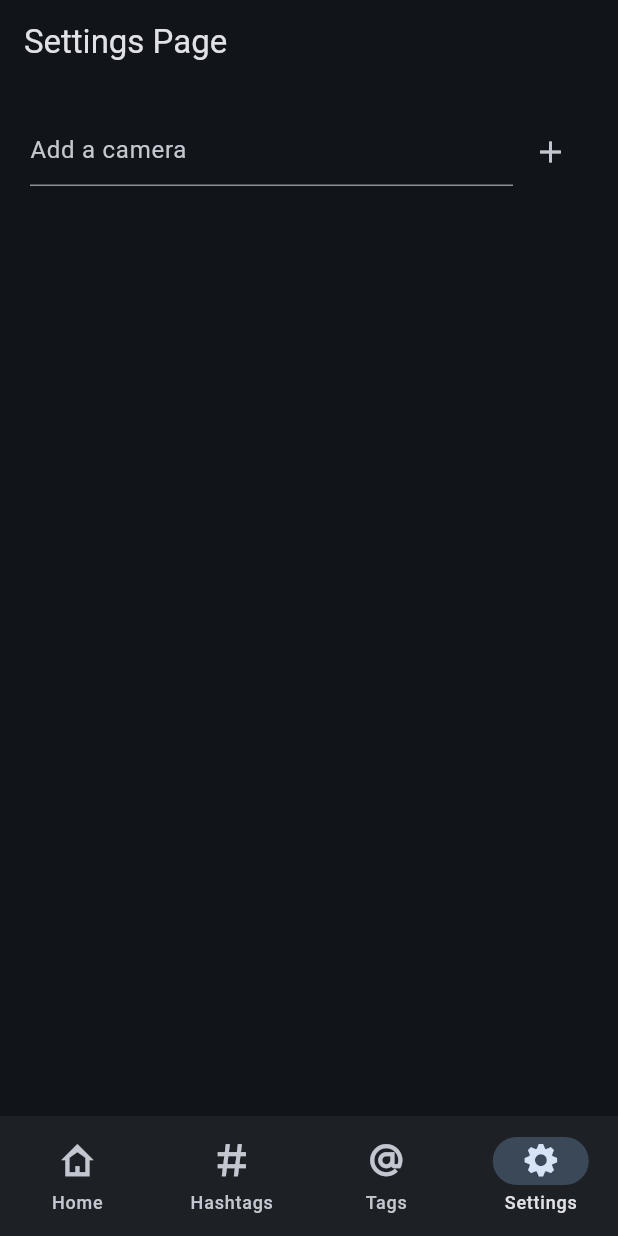
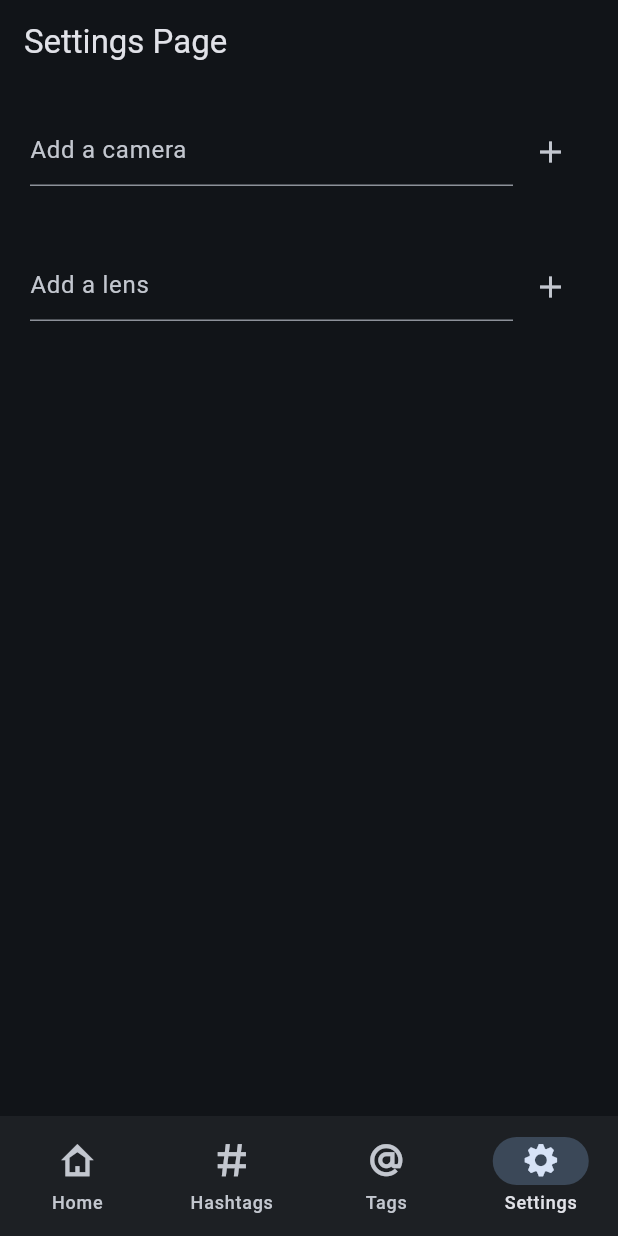
Before and after one commit to karol-at/instagram_description_generator, a Flutter app: the screen it shows after launch, item 4 of the bottom bar chosen, after a tap on the "add" icon, on a phone screen of 412 x 824 dp. Run offline on Flutter 3.47's test engine with Material 3 defaults, Android fonts, the light colour scheme and no system bars.

Commit message:
feat: adding lenses

```diff
--- a/lib/Pages/settings_page.dart
+++ b/lib/Pages/settings_page.dart
@@ -15,6 +15,7 @@ class SettingsPage extends StatefulWidget {
 class _SettingsPageState extends State<SettingsPage> {
 
   TextEditingController newCamera = TextEditingController();
+  TextEditingController newLens = TextEditingController();
 
   @override
   Widget build(BuildContext context) {
@@ -51,8 +52,46 @@ class _SettingsPageState extends State<SettingsPage> {
                       height: 50,
                       child: IconButton(
                         onPressed: (){
-                          state.dataHandler.addCamera(newCamera);
+                          state.dataHandler.cameraList.add(newCamera.text);
+                          state.dataHandler.saveList(state.dataHandler.cameraList, 'cameraList');
                           newCamera.clear();
+                        },
+                        icon: const Icon(Icons.add),
+
+                      ),
+                    )
+                  ],
+                ),
+              ),
+            ),
+            SizedBox(
+              width: MediaQuery.of(context).size.width > 500 ? 500 : MediaQuery.of(context).size.width,
+              child: Padding(
+                padding: const EdgeInsets.all(20),
+                child: Row(
+                  mainAxisAlignment: MainAxisAlignment.center,
+                  children: [
+                    Expanded(
+                      child: SizedBox(
+
+                        height: 50,
+                        child: TextField(
+                          controller: newLens,
+                          decoration: const InputDecoration(
+                            hintText: 'Add a lens',
+
+                          ),
+                        ),
+                      ),
+                    ),
+                    SizedBox(
+                      width: 50,
+                      height: 50,
+                      child: IconButton(
+                        onPressed: (){
+                          state.dataHandler.lensList.add(newLens.text);
+                          state.dataHandler.saveList(state.dataHandler.lensList, 'lensList');
+                          newLens.clear();
                         },
                         icon: const Icon(Icons.add),
 
```
